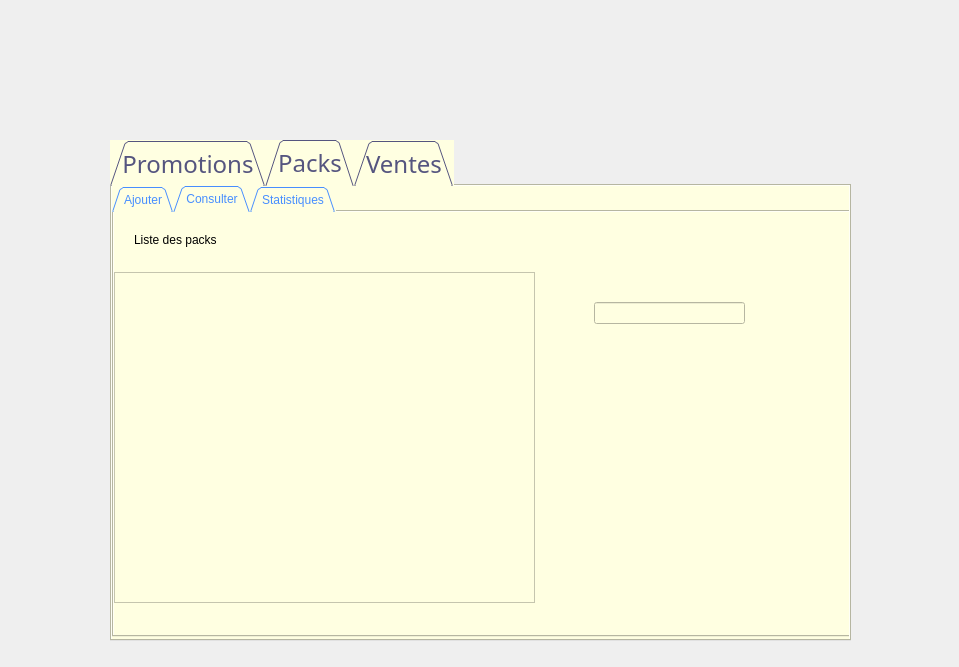
The window that dialog.ui (syrine20/Smart_Wedding_Reception_2A11) describes before a commit, drawn with Qt 5.
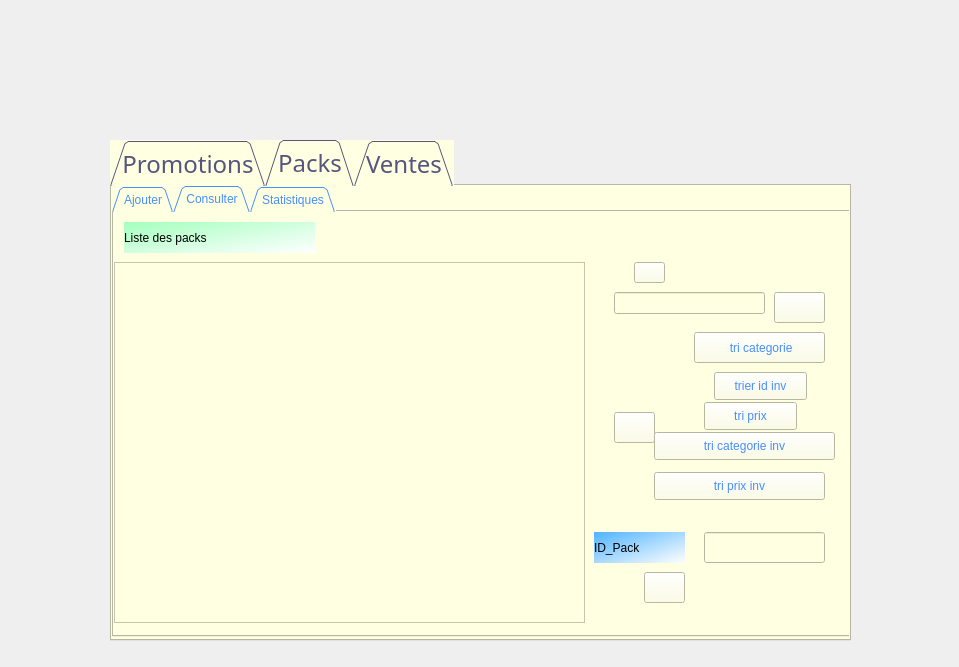
The same window after the commit. The open tabs and pages were chosen to show the change. Icons and pictures are not drawn.

Diff of the .ui file:
```diff
--- a/dialog.ui
+++ b/dialog.ui
@@ -391,79 +391,108 @@
       <widget class="QLabel" name="label_liste_packs_consulter">
        <property name="geometry">
         <rect>
-         <x>20</x>
-         <y>20</y>
-         <width>201</width>
-         <height>16</height>
+         <x>10</x>
+         <y>10</y>
+         <width>191</width>
+         <height>31</height>
         </rect>
        </property>
        <property name="styleSheet">
         <string notr="true">font: 75 10pt &quot;MS Shell Dlg 2&quot;;
-color: rgb(0, 0, 0);</string>
+color: rgb(0, 0, 0);
+background-color: qlineargradient(spread:pad, x1:0, y1:0, x2:1, y2:1, stop:0 rgba(164, 255, 190, 255), stop:1 rgba(255, 255, 255, 255));</string>
        </property>
        <property name="text">
         <string>Liste des packs</string>
        </property>
       </widget>
-      <widget class="QListView" name="listView_packs_consulter">
-       <property name="geometry">
-        <rect>
-         <x>0</x>
-         <y>60</y>
-         <width>421</width>
-         <height>331</height>
-        </rect>
-       </property>
-      </widget>
-      <widget class="QLabel" name="label_modifier_packs_consulter">
-       <property name="geometry">
-        <rect>
-         <x>460</x>
-         <y>300</y>
-         <width>31</width>
-         <height>21</height>
-        </rect>
-       </property>
-       <property name="styleSheet">
-        <string notr="true">border-image: url(:/images/modifier.png);</string>
-       </property>
-       <property name="text">
-        <string/>
-       </property>
-      </widget>
-      <widget class="QLabel" name="label_supprimer_packs_consulter">
-       <property name="geometry">
-        <rect>
-         <x>460</x>
-         <y>345</y>
-         <width>31</width>
-         <height>31</height>
-        </rect>
-       </property>
-       <property name="styleSheet">
-        <string notr="true">border-image: url(:/images/supprimer.png);</string>
-       </property>
-       <property name="text">
-        <string/>
-       </property>
-      </widget>
       <widget class="QLineEdit" name="lineEdit_rechercher_packs_consulter">
        <property name="geometry">
         <rect>
-         <x>480</x>
-         <y>90</y>
+         <x>500</x>
+         <y>80</y>
          <width>151</width>
          <height>22</height>
         </rect>
        </property>
       </widget>
-      <widget class="QLabel" name="label_rechercher_packs_consulter">
+      <widget class="QTableView" name="tableView_packs_consulter">
        <property name="geometry">
         <rect>
-         <x>650</x>
-         <y>90</y>
+         <x>0</x>
+         <y>50</y>
+         <width>471</width>
+         <height>361</height>
+        </rect>
+       </property>
+      </widget>
+      <widget class="QLabel" name="ID_pack_supprimer">
+       <property name="geometry">
+        <rect>
+         <x>480</x>
+         <y>320</y>
+         <width>91</width>
+         <height>31</height>
+        </rect>
+       </property>
+       <property name="styleSheet">
+        <string notr="true">color: rgb(0, 0, 0);
+font: 75 10pt &quot;MS Shell Dlg 2&quot;;
+background-color: qlineargradient(spread:pad, x1:0, y1:0, x2:1, y2:1, stop:0 rgba(79, 179, 255, 255), stop:1 rgba(255, 255, 255, 255));</string>
+       </property>
+       <property name="text">
+        <string>ID_Pack</string>
+       </property>
+      </widget>
+      <widget class="QLineEdit" name="lineEdit_sup_pack">
+       <property name="geometry">
+        <rect>
+         <x>590</x>
+         <y>320</y>
+         <width>121</width>
+         <height>31</height>
+        </rect>
+       </property>
+      </widget>
+      <widget class="QPushButton" name="pushButton_supp_pack">
+       <property name="geometry">
+        <rect>
+         <x>530</x>
+         <y>360</y>
          <width>41</width>
-         <height>21</height>
+         <height>31</height>
+        </rect>
+       </property>
+       <property name="styleSheet">
+        <string notr="true">border-image: url(:/images/supprimer.png);</string>
+       </property>
+       <property name="text">
+        <string/>
+       </property>
+      </widget>
+      <widget class="QPushButton" name="pushButton_modif_pack">
+       <property name="geometry">
+        <rect>
+         <x>500</x>
+         <y>200</y>
+         <width>41</width>
+         <height>31</height>
+        </rect>
+       </property>
+       <property name="styleSheet">
+        <string notr="true">border-image: url(:/images/modifier.png);</string>
+       </property>
+       <property name="text">
+        <string/>
+       </property>
+      </widget>
+      <widget class="QPushButton" name="pushButton_rechercher_packs">
+       <property name="geometry">
+        <rect>
+         <x>660</x>
+         <y>80</y>
+         <width>51</width>
+         <height>31</height>
         </rect>
        </property>
        <property name="styleSheet">
@@ -473,13 +502,13 @@
         <string/>
        </property>
       </widget>
-      <widget class="QLabel" name="label_tri_AZ_packs_consulter">
+      <widget class="QPushButton" name="pushButton_tri_pack_ID">
        <property name="geometry">
         <rect>
-         <x>480</x>
-         <y>60</y>
+         <x>520</x>
+         <y>50</y>
          <width>31</width>
-         <height>16</height>
+         <height>21</height>
         </rect>
        </property>
        <property name="styleSheet">
@@ -489,52 +518,72 @@
         <string/>
        </property>
       </widget>
-      <widget class="QLabel" name="label_tri_ZA_packs_consulter">
+      <widget class="QPushButton" name="pushButton_tri_categorie_pack">
        <property name="geometry">
         <rect>
-         <x>480</x>
+         <x>580</x>
          <y>120</y>
-         <width>31</width>
-         <height>21</height>
+         <width>131</width>
+         <height>31</height>
         </rect>
        </property>
-       <property name="styleSheet">
-        <string notr="true">border-image: url(:/images/tri_ZA.png);</string>
+       <property name="text">
+        <string> tri categorie</string>
        </property>
+      </widget>
+      <widget class="QPushButton" name="pushButton_tri_pack_prix">
+       <property name="geometry">
+        <rect>
+         <x>590</x>
+         <y>190</y>
+         <width>93</width>
+         <height>28</height>
+        </rect>
+       </property>
        <property name="text">
-        <string/>
+        <string>tri prix</string>
        </property>
       </widget>
-      <widget class="QLabel" name="label_tri19_packs_consulter">
+      <widget class="QPushButton" name="pushButton_tri_id_pack_inverse">
        <property name="geometry">
         <rect>
          <x>600</x>
-         <y>60</y>
-         <width>31</width>
-         <height>16</height>
+         <y>160</y>
+         <width>93</width>
+         <height>28</height>
         </rect>
        </property>
        <property name="styleSheet">
         <string notr="true">border-image: url(:/images/tri_19.png);</string>
        </property>
        <property name="text">
-        <string/>
+        <string>trier id inv</string>
        </property>
       </widget>
-      <widget class="QLabel" name="label_tri_91_packs_consulter">
+      <widget class="QPushButton" name="pushButton_tri_categorie_pack_inverse">
        <property name="geometry">
         <rect>
-         <x>600</x>
-         <y>120</y>
-         <width>31</width>
-         <height>16</height>
+         <x>540</x>
+         <y>220</y>
+         <width>181</width>
+         <height>28</height>
         </rect>
        </property>
-       <property name="styleSheet">
-        <string notr="true">border-image: url(:/images/tri_91.png);</string>
+       <property name="text">
+        <string>tri categorie inv</string>
        </property>
+      </widget>
+      <widget class="QPushButton" name="pushButton_tri_prix_pack_inverse">
+       <property name="geometry">
+        <rect>
+         <x>540</x>
+         <y>260</y>
+         <width>171</width>
+         <height>28</height>
+        </rect>
+       </property>
        <property name="text">
-        <string/>
+        <string>tri prix inv</string>
        </property>
       </widget>
      </widget>
```
Left out of the diff: 164 changed lines with no effect on the pictures.
